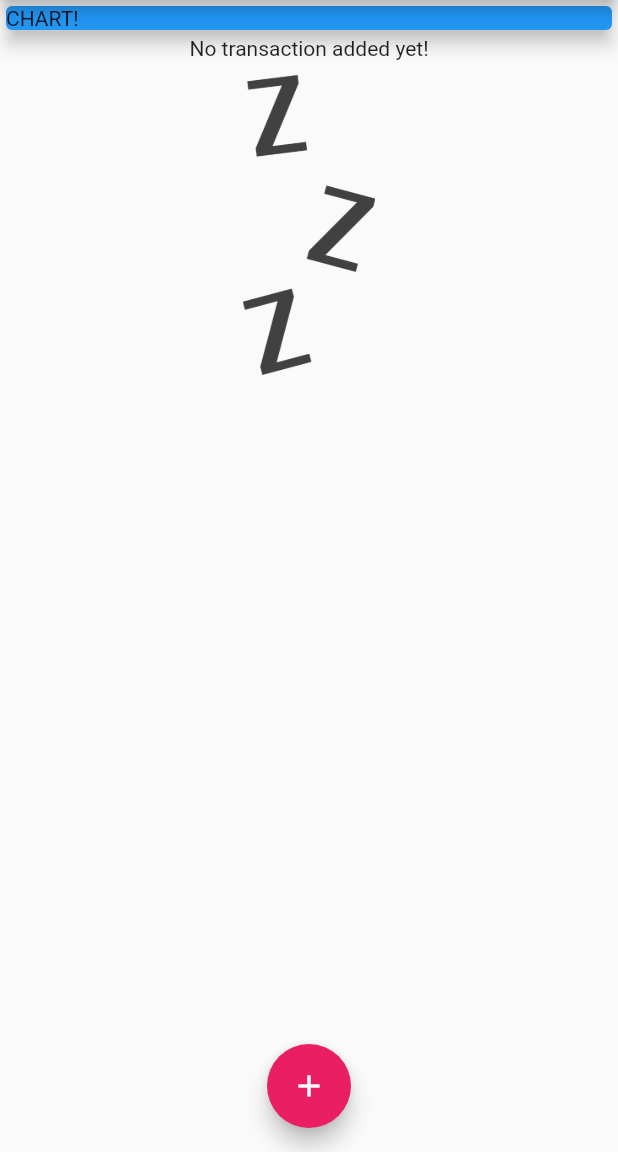
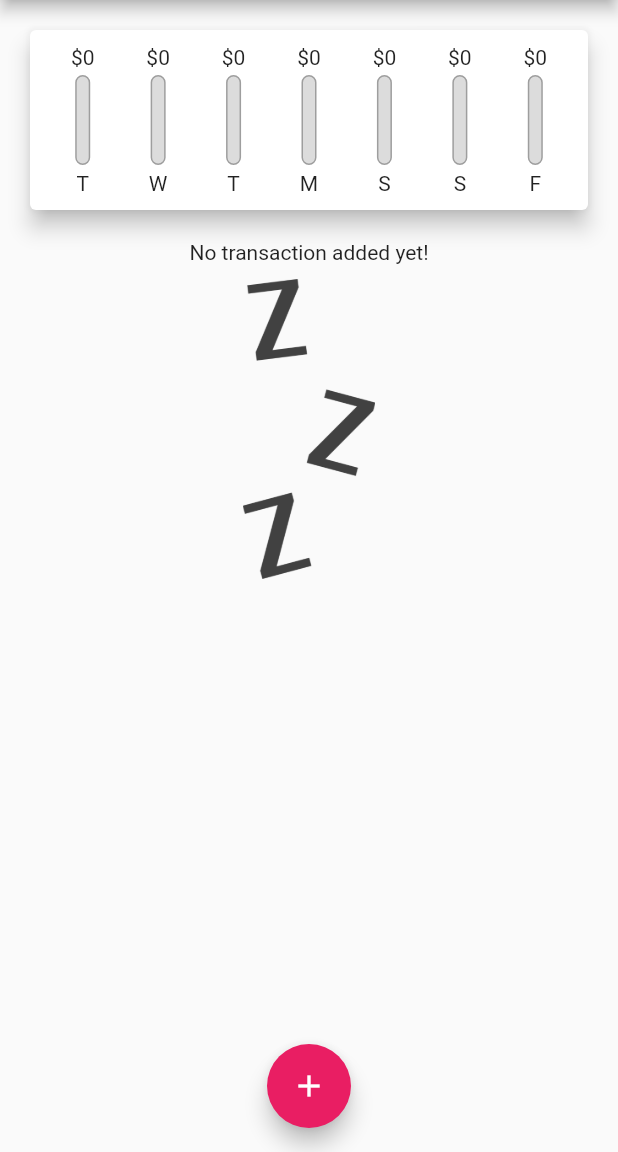
Before and after one commit to danah-kim/flutter-note, a Flutter app: the screen it shows after launch, on a phone screen of 412 x 824 dp, the part 84-1236 px from its top. Run offline on Flutter 3.47's test engine with Material 2 defaults, Android fonts, the phone set to English and light mode, and no system bars; our stand-ins replace shared_preferences; Roboto replaces fonts that are missing (MinSans).

Commit message:
PersonalExpenses: Chart bar

```diff
--- a/personal_expenses/lib/main.dart
+++ b/personal_expenses/lib/main.dart
@@ -2,6 +2,7 @@
 import 'models/transaction.dart';
 import 'widgets/new_transaction.dart';
 import 'widgets/transaction_list.dart';
+import 'widgets/chart.dart';
 
 void main() => runApp(const MyApp());
 
@@ -43,6 +44,16 @@
 class _MyHomePageState extends State<MyHomePage> {
   final List<TransactionModel> _userTransactions = [];
 
+  List<TransactionModel> get _recentTransactions {
+    return _userTransactions
+        .where((tx) => tx.date.isAfter(DateTime.now().subtract(
+              const Duration(
+                days: 7,
+              ),
+            )))
+        .toList();
+  }
+
   void _addNewTransaction(String txTitle, double txAmount) {
     final newTx = TransactionModel(
         id: DateTime.now().toString(),
@@ -83,13 +94,9 @@
       body: Column(
         crossAxisAlignment: CrossAxisAlignment.stretch,
         children: <Widget>[
-          const SizedBox(
+          SizedBox(
             width: double.infinity,
-            child: Card(
-              color: Colors.blue,
-              elevation: 5,
-              child: Text('CHART!'),
-            ),
+            child: Chart(_recentTransactions),
           ),
           TransactionList(_userTransactions),
         ],
--- /dev/null
+++ b/personal_expenses/lib/widgets/chart.dart
@@ -0,0 +1,65 @@
+import 'package:flutter/material.dart';
+import 'package:intl/intl.dart';
+
+import '../models/transaction.dart';
+import 'chart_bar.dart';
+
+class Chart extends StatelessWidget {
+  final List<TransactionModel> rescentTransactions;
+
+  const Chart(this.rescentTransactions, {super.key});
+
+  List<Map<String, Object>> get groupedTransactionValues {
+    return List.generate(7, (index) {
+      final weekDay = DateTime.now().subtract(
+        Duration(days: index),
+      );
+      var totalSum = 0.0;
+
+      for (var i = 0; i < rescentTransactions.length; i++) {
+        if (rescentTransactions[i].date.day == weekDay.day &&
+            rescentTransactions[i].date.month == weekDay.month &&
+            rescentTransactions[i].date.year == weekDay.year) {
+          totalSum += rescentTransactions[i].amount;
+        }
+      }
+
+      return {
+        'day': DateFormat.E().format(weekDay).substring(0, 1),
+        'amount': totalSum,
+      };
+    });
+  }
+
+  double get totalSpending {
+    return groupedTransactionValues.fold(0.0, (sum, item) {
+      return sum + (item['amount'] as double);
+    });
+  }
+
+  @override
+  Widget build(BuildContext context) {
+    return Card(
+      elevation: 6,
+      margin: const EdgeInsets.all(20),
+      child: Padding(
+        padding: const EdgeInsets.all(10),
+        child: Row(
+          mainAxisAlignment: MainAxisAlignment.spaceAround,
+          children: groupedTransactionValues.map((data) {
+            return Flexible(
+              fit: FlexFit.tight,
+              child: ChartBar(
+                data['day'] as String,
+                data['amount'] as double,
+                totalSpending == 0.0
+                    ? 0.0
+                    : (data['amount'] as double) / totalSpending,
+              ),
+            );
+          }).toList(),
+        ),
+      ),
+    );
+  }
+}
--- /dev/null
+++ b/personal_expenses/lib/widgets/chart_bar.dart
@@ -0,0 +1,52 @@
+import 'package:flutter/material.dart';
+
+class ChartBar extends StatelessWidget {
+  final String label;
+  final double spendingAmount;
+  final double spendingPctOfTotal;
+
+  const ChartBar(this.label, this.spendingAmount, this.spendingPctOfTotal,
+      {super.key});
+
+  @override
+  Widget build(BuildContext context) {
+    return Column(
+      children: <Widget>[
+        FittedBox(
+          child: Text('\$${spendingAmount.toStringAsFixed(0)}'),
+        ),
+        const SizedBox(
+          height: 4,
+        ),
+        SizedBox(
+          height: 60,
+          width: 10,
+          child: Stack(
+            children: <Widget>[
+              Container(
+                decoration: BoxDecoration(
+                  border: Border.all(color: Colors.grey, width: 1.0),
+                  color: const Color.fromRGBO(220, 220, 220, 1),
+                  borderRadius: BorderRadius.circular(10),
+                ),
+              ),
+              FractionallySizedBox(
+                heightFactor: spendingPctOfTotal,
+                child: Container(
+                  decoration: BoxDecoration(
+                    color: Theme.of(context).primaryColor,
+                    borderRadius: BorderRadius.circular(10),
+                  ),
+                ),
+              ),
+            ],
+          ),
+        ),
+        const SizedBox(
+          height: 4,
+        ),
+        Text(label),
+      ],
+    );
+  }
+}
--- a/personal_expenses/lib/widgets/transaction_list.dart
+++ b/personal_expenses/lib/widgets/transaction_list.dart
@@ -5,6 +5,7 @@
 
 class TransactionList extends StatelessWidget {
   final List<TransactionModel> transactions;
+
   const TransactionList(this.transactions, {super.key});
 
   @override
```
